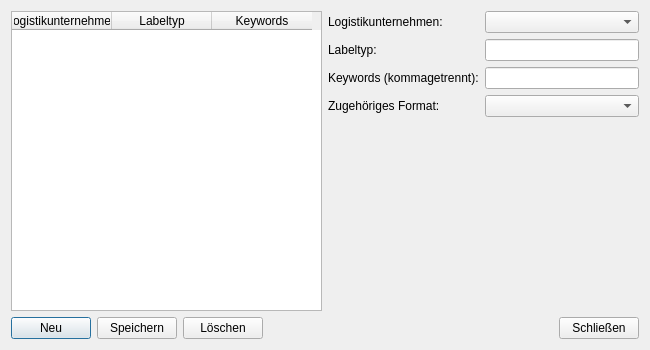
Above: forms/SupplierLabelManager.ui from flom89/labellobster before the change. Below: the same form after it.
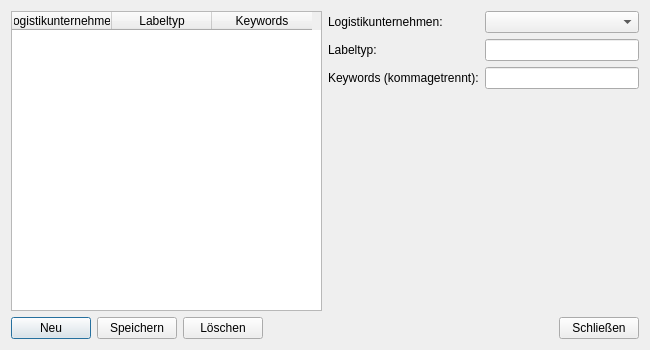
That is the form after the change.

```diff
--- a/forms/SupplierLabelManager.ui
+++ b/forms/SupplierLabelManager.ui
@@ -82,16 +82,6 @@
        <item row="2" column="1">
         <widget class="QLineEdit" name="editKeywords"/>
        </item>
-       <item row="3" column="0">
-        <widget class="QLabel" name="labelFormat">
-         <property name="text">
-          <string>Zugehöriges Format:</string>
-         </property>
-        </widget>
-       </item>
-       <item row="3" column="1">
-        <widget class="QComboBox" name="comboFormat"/>
-       </item>
       </layout>
      </item>
     </layout>
```
